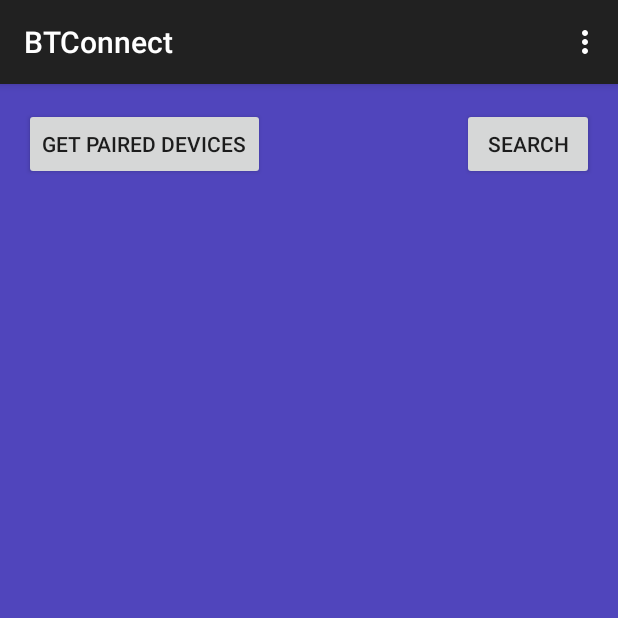
After one commit to Blod2/SEB84, an Android app: the BTConnect screen opened directly, with no data from a screen before it, on a phone screen of 412 x 824 dp, the top half of it. The commit adds this screen. Run offline under Robolectric (Android 15) with nearby library versions, the phone set to English and light mode, and no system bars.

Commit message:
SEB-84 (Commit 17/08/ 16:16 - Bluetooth Activity (returns MAC address to main activity))

```diff
--- /dev/null
+++ b/app/src/main/java/ppmint/com/seb_84/BTConnect.java
@@ -0,0 +1,141 @@
+package ppmint.com.seb_84;
+
+import android.app.Activity;
+import android.bluetooth.BluetoothAdapter;
+import android.bluetooth.BluetoothDevice;
+import android.content.BroadcastReceiver;
+import android.content.Context;
+import android.content.Intent;
+import android.content.IntentFilter;
+import android.support.v7.app.AppCompatActivity;
+import android.os.Bundle;
+import android.util.Log;
+import android.view.Menu;
+import android.view.MenuItem;
+import android.view.View;
+import android.widget.AdapterView;
+import android.widget.ArrayAdapter;
+import android.widget.Button;
+import android.widget.ListView;
+import android.widget.TextView;
+
+import java.util.ArrayList;
+import java.util.Set;
+
+public class BTConnect extends AppCompatActivity {
+
+
+    private static final int REQUEST_ENABLE_BT = 1;
+    Intent intent = new Intent();
+    private BluetoothAdapter mBluetoothAdapter;
+    private Set<BluetoothDevice> pairedDevices;
+    Button btnGetPaired;
+    ListView lvDevices;
+    ArrayAdapter<String> BTArrayAdapter;
+
+
+    @Override
+    protected void onCreate(Bundle savedInstanceState) {
+        super.onCreate(savedInstanceState);
+        setContentView(R.layout.activity_btconnect);
+        btnGetPaired = (Button)findViewById(R.id.btnPaired);
+        lvDevices = (ListView)findViewById(R.id.lvDevices);
+
+        mBluetoothAdapter = BluetoothAdapter.getDefaultAdapter();
+        if (mBluetoothAdapter == null) {
+            intent.putExtra("btresult","Bluetooth adapter is not found on your device");
+            setResult(RESULT_CANCELED, intent);
+            finish();
+        }
+        //Enable BT if not enabled
+        if (!mBluetoothAdapter.isEnabled()) {
+            Intent enableBtIntent = new Intent(BluetoothAdapter.ACTION_REQUEST_ENABLE);
+            startActivityForResult(enableBtIntent, REQUEST_ENABLE_BT);
+        }
+        BTArrayAdapter = new ArrayAdapter<String>(this, android.R.layout.simple_list_item_1);
+        lvDevices.setAdapter(BTArrayAdapter);
+
+        registerReceiver(bReceiver, new IntentFilter(BluetoothDevice.ACTION_FOUND));
+        lvDevices.setOnItemClickListener(new AdapterView.OnItemClickListener() {
+            @Override
+            public void onItemClick(AdapterView<?> av, View v, int arg2, long arg3) {
+                // Cancel discovery because it's costly and we're about to connect
+                mBluetoothAdapter.cancelDiscovery();
+
+                // Get the device MAC address, which is the last 17 chars in the View
+                String info = ((TextView) v).getText().toString();
+                String address = info.substring(info.length() - 17);
+
+                // Create the result Intent and include the MAC address
+                Intent intent = new Intent();
+                intent.putExtra("device_address", address);
+
+                // Set result and finish this Activity
+                setResult(Activity.RESULT_OK, intent);
+                finish();
+            }
+        });
+    }
+
+    final BroadcastReceiver bReceiver = new BroadcastReceiver() {
+        public void onReceive(Context context, Intent intent) {
+            String action = intent.getAction();
+            // When discovery finds a device
+            if (BluetoothDevice.ACTION_FOUND.equals(action)) {
+                // Get the BluetoothDevice object from the Intent
+                BluetoothDevice device = intent.getParcelableExtra(BluetoothDevice.EXTRA_DEVICE);
+                // add the name and the MAC address of the object to the arrayAdapter
+                BTArrayAdapter.add(device.getName() + "\n" + device.getAddress());
+                BTArrayAdapter.notifyDataSetChanged();
+            }
+        }
+    };
+
+    @Override
+    public boolean onCreateOptionsMenu(Menu menu) {
+        // Inflate the menu; this adds items to the action bar if it is present.
+        getMenuInflater().inflate(R.menu.menu_btconnect, menu);
+        return true;
+    }
+
+    @Override
+    public boolean onOptionsItemSelected(MenuItem item) {
+        // Handle action bar item clicks here. The action bar will
+        // automatically handle clicks on the Home/Up button, so long
+        // as you specify a parent activity in AndroidManifest.xml.
+        switch (item.getItemId()) {
+            case R.id.make_visible:
+                //making device discoverable
+                Intent getVisible = new Intent(BluetoothAdapter.ACTION_REQUEST_DISCOVERABLE);
+                startActivityForResult(getVisible, 0);
+                break;
+        }
+
+        return super.onOptionsItemSelected(item);
+    }
+    //getting bonded devices list
+    public void getListDevices(View v){
+        pairedDevices = mBluetoothAdapter.getBondedDevices();
+
+        for(BluetoothDevice device : pairedDevices)
+            BTArrayAdapter.add(device.getName()+ "\n" + device.getAddress());
+        lvDevices.setAdapter(BTArrayAdapter);
+    }
+
+    public void find(View v) {
+        if (mBluetoothAdapter.isDiscovering()) {
+            // the button is pressed when it discovers, so cancel the discovery
+            mBluetoothAdapter.cancelDiscovery();
+        }
+        else {
+            BTArrayAdapter.clear();
+            mBluetoothAdapter.startDiscovery();
+
+        }
+    }
+    protected void onDestroy(){
+        super.onDestroy();
+        unregisterReceiver(bReceiver);
+    }
+
+}
--- a/app/src/main/java/ppmint/com/seb_84/Hero.java
+++ b/app/src/main/java/ppmint/com/seb_84/Hero.java
@@ -5,9 +5,7 @@ import android.content.SharedPreferences;
 
 import static java.lang.System.currentTimeMillis;
 
-/**
- * Created by Таня on 12.08.2015.
- */
+
 public class Hero {
 
     public String name;
--- a/app/src/main/java/ppmint/com/seb_84/TrainingActivity.java
+++ b/app/src/main/java/ppmint/com/seb_84/TrainingActivity.java
@@ -2,7 +2,6 @@ package ppmint.com.seb_84;
 
 import android.app.Activity;
 import android.content.Intent;
-import android.support.v7.app.ActionBarActivity;
 import android.os.Bundle;
 import android.view.Menu;
 import android.view.MenuItem;
--- /dev/null
+++ b/app/src/main/res/layout/activity_btconnect.xml
@@ -0,0 +1,38 @@
+<RelativeLayout xmlns:android="http://schemas.android.com/apk/res/android"
+    xmlns:tools="http://schemas.android.com/tools" android:layout_width="match_parent"
+    android:layout_height="match_parent" android:paddingLeft="@dimen/activity_horizontal_margin"
+    android:paddingRight="@dimen/activity_horizontal_margin"
+    android:paddingTop="@dimen/activity_vertical_margin"
+    android:paddingBottom="@dimen/activity_vertical_margin"
+    tools:context="com.td.calculator.BTactivity"
+    android:background="#ff5045bc">
+
+    <Button
+        android:layout_width="wrap_content"
+        android:layout_height="wrap_content"
+        android:id="@+id/btnPaired"
+        android:text="@string/get_paired_devices"
+        android:layout_alignParentTop="true"
+        android:layout_alignParentLeft="true"
+        android:layout_alignParentStart="true"
+        android:onClick="getListDevices" />
+
+    <ListView
+        android:layout_width="wrap_content"
+        android:layout_height="wrap_content"
+        android:id="@+id/lvDevices"
+        android:layout_centerHorizontal="true"
+        android:background="#ff896eff"
+        android:layout_below="@+id/btnPaired" />
+
+    <Button
+        android:layout_width="wrap_content"
+        android:layout_height="wrap_content"
+        android:text="@string/search_bt"
+        android:id="@+id/btnSearch"
+        android:layout_above="@+id/lvDevices"
+        android:layout_alignRight="@+id/lvDevices"
+        android:layout_alignEnd="@+id/lvDevices"
+        android:onClick="find" />
+
+</RelativeLayout>
--- /dev/null
+++ b/app/src/main/res/menu/menu_btconnect.xml
@@ -0,0 +1,10 @@
+<menu xmlns:android="http://schemas.android.com/apk/res/android"
+    xmlns:app="http://schemas.android.com/apk/res-auto"
+    xmlns:tools="http://schemas.android.com/tools" tools:context="ppmint.com.seb_84.BTConnect">
+    <item android:id="@+id/action_settings" android:title="@string/action_settings"
+        android:orderInCategory="100" app:showAsAction="never" />
+    <item android:id="@+id/make_visible"
+        tools:context="com.td.calculator.BTactivity"
+        android:title="@string/action_visible"
+        android:orderInCategory="100" app:showAsAction="never" />
+</menu>
--- a/app/src/main/res/values/strings.xml
+++ b/app/src/main/res/values/strings.xml
@@ -60,5 +60,11 @@
     <string name="train60">Spin backflips(60min)</string>
     <string name="train120">Kill the dragon(120min)</string>
     <string name="train240">Go through the queue in the clinic(240min)</string>
-    <string name="trainMain">Training...</string>
+    <string name="trainMain">Training…</string>
+    <string name="title_activity_btconnect">BTConnect</string>
+
+    <!-- BTConnect -->
+    <string name="get_paired_devices">Get paired devices</string>
+    <string name="search_bt">Search</string>
+    <string name="action_visible">Make me visible</string>
 </resources>
```
Also changed, not shown: app/src/main/AndroidManifest.xml (+7 -0 lines), app/src/main/java/ppmint/com/seb_84/MainActivity.java (+13 -1 lines).
